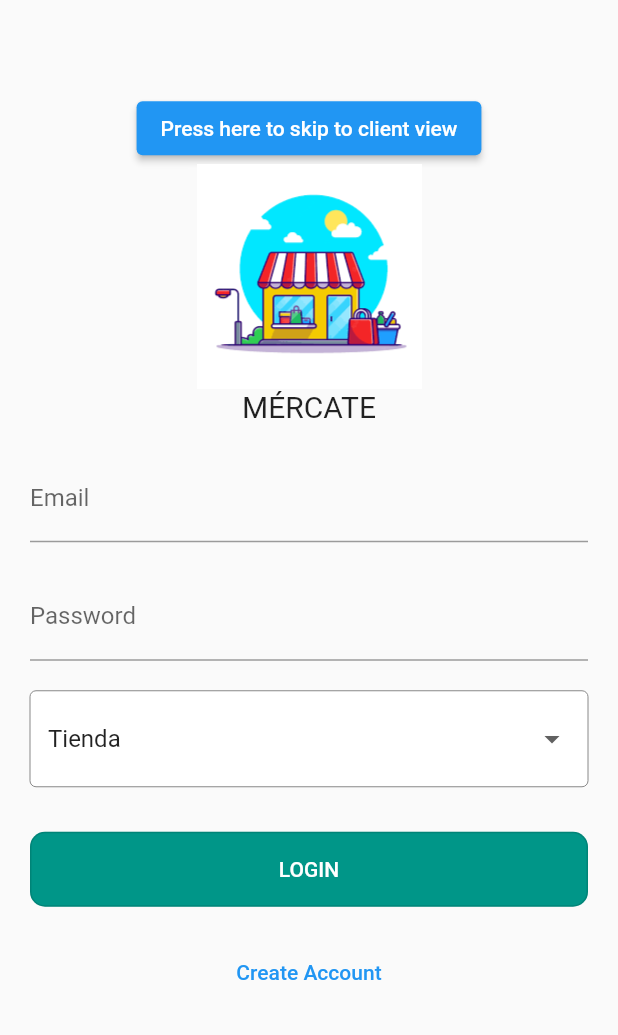
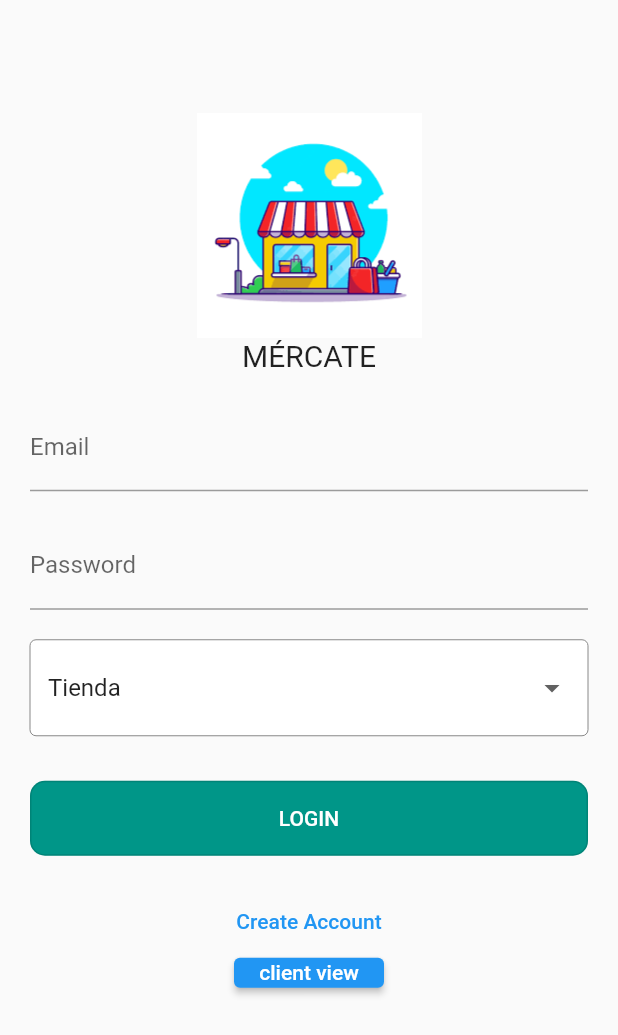
Before and after one commit to angulojd/ui_basica_flutter, a Flutter app: the screen it shows after launch, on a phone screen of 412 x 824 dp. Shown: the top 1035 px of the screen. Run offline on Flutter 3.47's test engine with Material 2 defaults, Android fonts, the light colour scheme and no system bars; our stand-ins replace get.

Commit message:
correcion_login

```diff
--- a/lib/ui/pages/authentication/login.dart
+++ b/lib/ui/pages/authentication/login.dart
@@ -35,16 +35,6 @@ class _LoginScreenState extends State<LoginScreen> {
             child: Column(
               mainAxisAlignment: MainAxisAlignment.center,
               children: [
-                ElevatedButton(
-                  onPressed: () {
-                    Navigator.of(context).push(MaterialPageRoute(
-                      builder: (BuildContext context) {
-                        return const ListTiendas();
-                      },
-                    ));
-                  },
-                  child: const Text("Press here to skip to client view"),
-                ),
                 SizedBox(
                     width: 150,
                     height: 150,
@@ -139,9 +129,9 @@ class _LoginScreenState extends State<LoginScreen> {
                       form!.save();
                       if (form.validate()) {
                         if (widget.entidad.email == _emailController.text &&
-                            widget.entidad.password ==
-                                _passwordController.text &&
-                            widget.entidad.type == dropdownValue) {
+                            widget.entidad.password == _passwordController.text &&
+                            widget.entidad.type == dropdownValue
+                            ) {
                           if (widget.entidad.type == "Tienda") {
                             Get.to(() => HomePageTienda(
                                   key: const Key('HomePageTienda'),
@@ -183,7 +173,22 @@ class _LoginScreenState extends State<LoginScreen> {
                     onPressed: () => Get.to(const SignUpPage(
                           key: Key('SignUpPage'),
                         )),
-                    child: const Text('Create Account'))
+                    child: const Text('Create Account')),
+                SizedBox(
+                  width: 100,
+                  height: 20,
+
+                  child: ElevatedButton(
+                    onPressed: () {
+                      Navigator.of(context).push(MaterialPageRoute(
+                        builder: (BuildContext context) {
+                          return const ListTiendas();
+                        },
+                      ));
+                    },
+                    child: const Text("client view"),
+                  ),
+                ),
               ],
             ),
           ),
```
